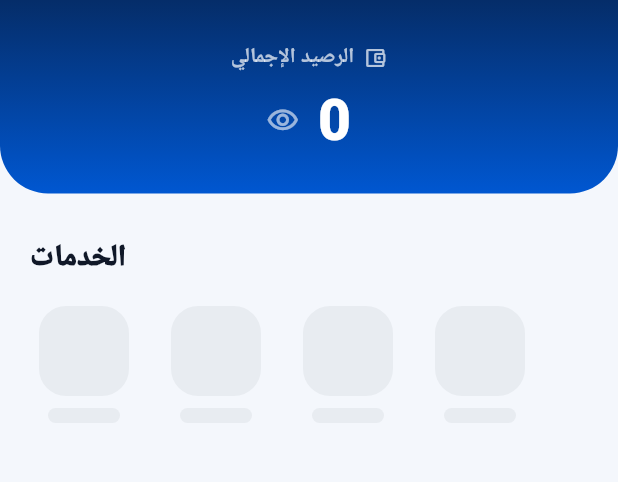
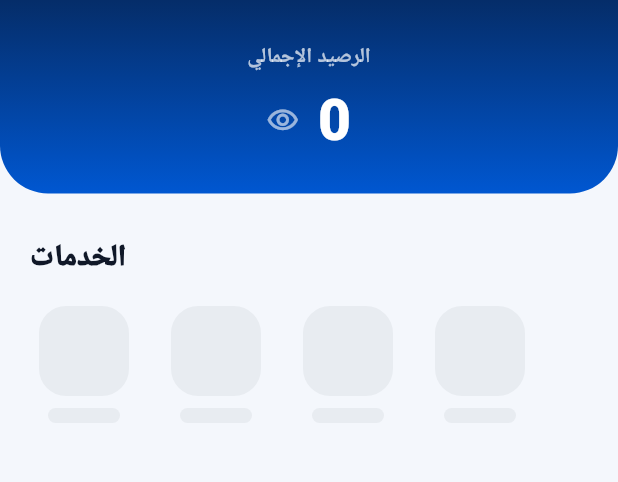
Before and after one commit to amrozaki404/sarf-application, a Flutter app: the HomePage screen opened directly, on a phone screen of 412 x 824 dp, the part 78-560 px from its top. Run offline on Flutter 3.47's test engine with Material 3 defaults, Android fonts, the phone set to English and light mode, and no system bars; our stand-ins replace device_info_plus, easy_localization, firebase_core, firebase_crashlytics, firebase_messaging, flutter_animate and 8 more; missing offline and left inert: alice; accounts and stored records are empty; network calls fail; Roboto replaces fonts that are missing (Cairo).

Commit message:
some changes

```diff
--- a/lib/presentation/home/home_page.dart
+++ b/lib/presentation/home/home_page.dart
@@ -257,12 +257,6 @@ class _HomePageState extends State<HomePage> {
         Row(
           mainAxisSize: MainAxisSize.min,
           children: [
-            Icon(
-              Icons.account_balance_wallet_outlined,
-              color: Colors.white.withOpacity(0.70),
-              size: 16,
-            ),
-            const SizedBox(width: 6),
             Text(
               _t('Total Balance', 'الرصيد الإجمالي'),
               style: TextStyle(
```
